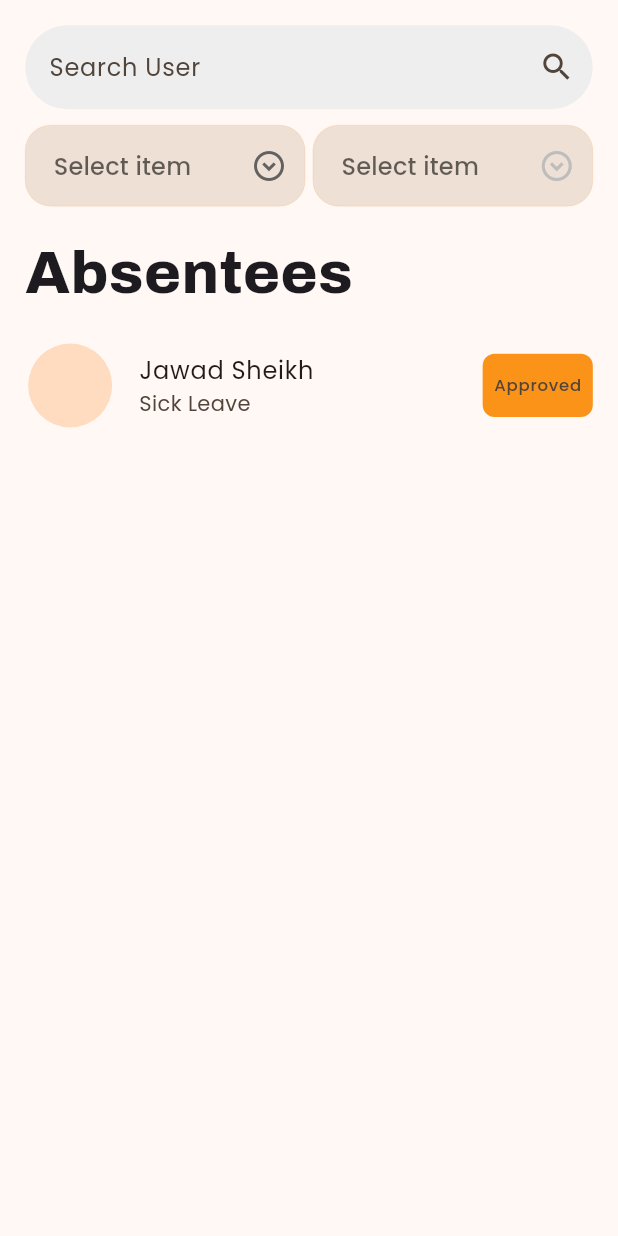
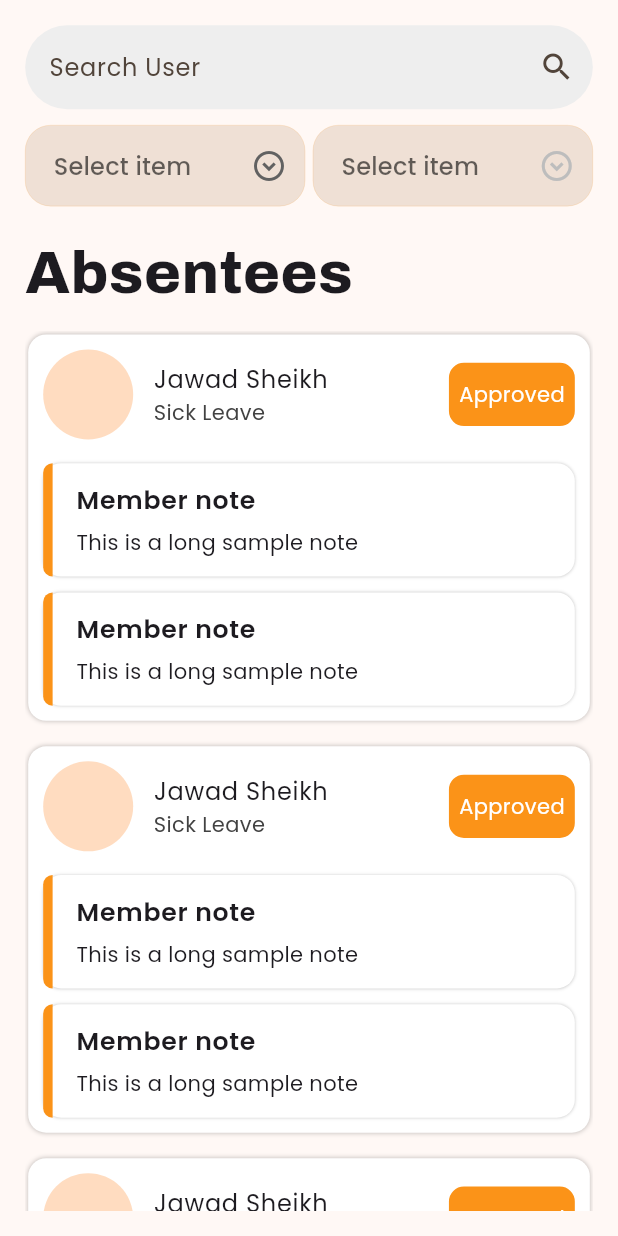
Before and after one commit to abdulrehman04/Crewmeister-app, a Flutter app: the screen it shows after launch, on a phone screen of 412 x 824 dp. Run offline on Flutter 3.47's test engine with Material 3 defaults, Android fonts, the phone set to English and light mode, and no system bars; our stand-ins replace flutter_screenutil, form_builder_validators, go_router, google_fonts.

Commit message:
feat: updated card view

```diff
--- a/lib/screens/absence_manager/absence_manager.dart
+++ b/lib/screens/absence_manager/absence_manager.dart
@@ -1,4 +1,5 @@
 import 'package:crewmeister_app/configs/configs.dart';
+import 'package:crewmeister_app/configs/extensions/color_extensions.dart';
 import 'package:crewmeister_app/services/responsive.dart';
 import 'package:crewmeister_app/widgets/input/app_dropdown.dart';
 import 'package:crewmeister_app/widgets/input/app_text_field.dart';
@@ -13,6 +14,7 @@ part './views/desktop.dart';
 part './views/mobile.dart';
 part './views/tablet.dart';
 part './widgets/_base_view.dart';
+part './widgets/_note_widget.dart';
 
 class AbsenceManagerScreen extends StatelessWidget {
   const AbsenceManagerScreen({super.key});
--- a/lib/screens/absence_manager/widgets/_base_view.dart
+++ b/lib/screens/absence_manager/widgets/_base_view.dart
@@ -64,23 +64,98 @@ class _BaseView extends StatelessWidget {
           10.verticalSpace,
           Expanded(
             child: ListView(
+              children:
+                  [1, 2, 3, 4, 5, 6, 7, 5, 6, 7].map((e) {
+                    return Container(
+                      decoration: BoxDecoration(
+                        borderRadius: BorderRadius.circular(12),
+                        color: AppTheme.kWhite,
+                        boxShadow: [
+                          BoxShadow(
+                            offset: Offset(0, 0),
+                            color: const Color(
+                              0xff000000,
+                            ).withSafeOpacity(0.25),
+                            blurRadius: 2,
+                          ),
+                        ],
+                      ),
+                      margin: EdgeInsets.only(
+                        left: 2,
+                        right: 2,
+                        bottom: 15,
+                        top: 2,
+                      ),
+                      padding: EdgeInsets.all(10),
+                      child: Column(
+                        crossAxisAlignment: CrossAxisAlignment.start,
                         children: [
-                ListTile(
-                  contentPadding: EdgeInsets.all(0),
-                  leading: CircleAvatar(radius: 30),
-                  title: Text('Jawad Sheikh'),
-                  subtitle: Text('Sick Leave'),
-                  trailing: Container(
-                    width: 70.w,
+                          Row(
+                            mainAxisAlignment: MainAxisAlignment.spaceBetween,
+                            children: [
+                              Row(
+                                children: [
+                                  CircleAvatar(radius: 30),
+                                  13.horizontalSpace,
+                                  Column(
+                                    crossAxisAlignment:
+                                        CrossAxisAlignment.start,
+                                    children: [
+                                      Text(
+                                        'Jawad Sheikh',
+                                        style:
+                                            Theme.of(
+                                              context,
+                                            ).textTheme.bodyLarge,
+                                      ),
+                                      Text(
+                                        'Sick Leave',
+                                        style: Theme.of(context)
+                                            .textTheme
+                                            .bodyMedium
+                                            ?.copyWith(color: Colors.grey[800]),
+                                      ),
+                                    ],
+                                  ),
+                                ],
+                              ),
+                              Container(
+                                width: 80.w,
                                 height: 40.h,
                                 decoration: BoxDecoration(
-                      borderRadius: BorderRadius.circular(8),
+                                  borderRadius: BorderRadius.circular(10),
+                                  color: AppTheme.kPrimary,
+                                  border: Border.all(
+                                    width: 2,
                                     color: AppTheme.kPrimary,
                                   ),
-                    child: Center(child: Text('Approved')),
+                                ),
+                                child: Center(
+                                  child: Text(
+                                    'Approved',
+                                    style: Theme.of(context)
+                                        .textTheme
+                                        .bodyMedium
+                                        ?.copyWith(color: AppTheme.kWhite),
+                                  ),
                                 ),
                               ),
                             ],
+                          ),
+                          15.verticalSpace,
+                          NoteWidget(
+                            title: 'Member note',
+                            note: 'This is a long sample note',
+                          ),
+                          10.verticalSpace,
+                          NoteWidget(
+                            title: 'Member note',
+                            note: 'This is a long sample note',
+                          ),
+                        ],
+                      ),
+                    );
+                  }).toList(),
             ),
           ),
         ],
```
Lines whose indentation alone changed are shown as unchanged.
